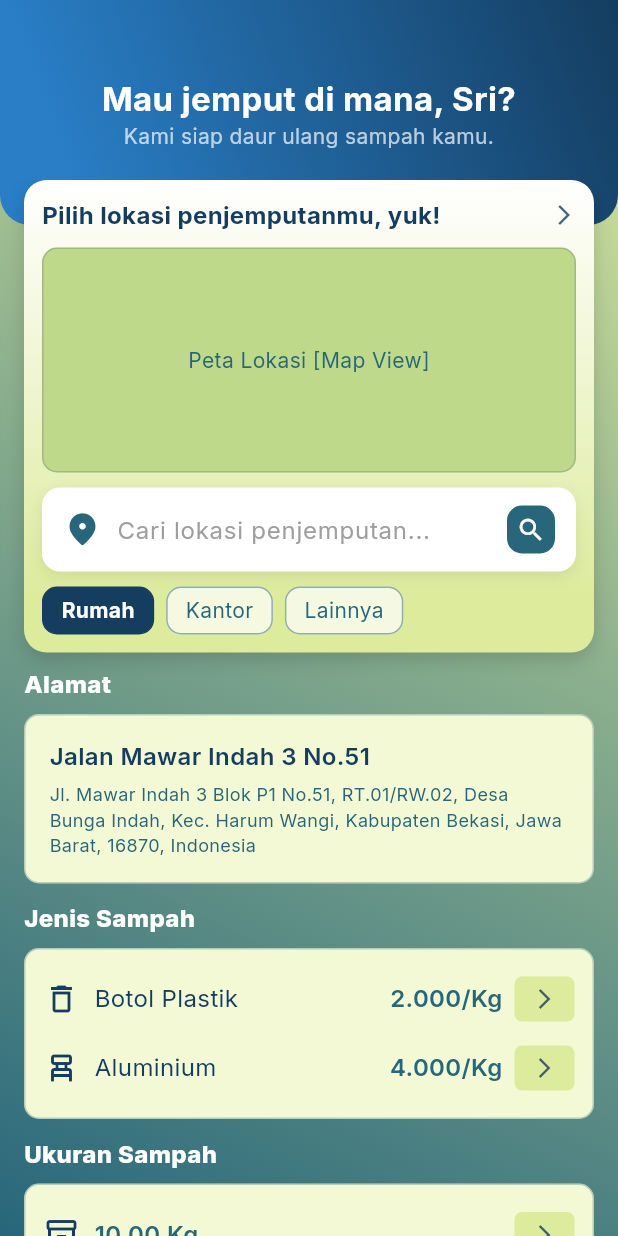
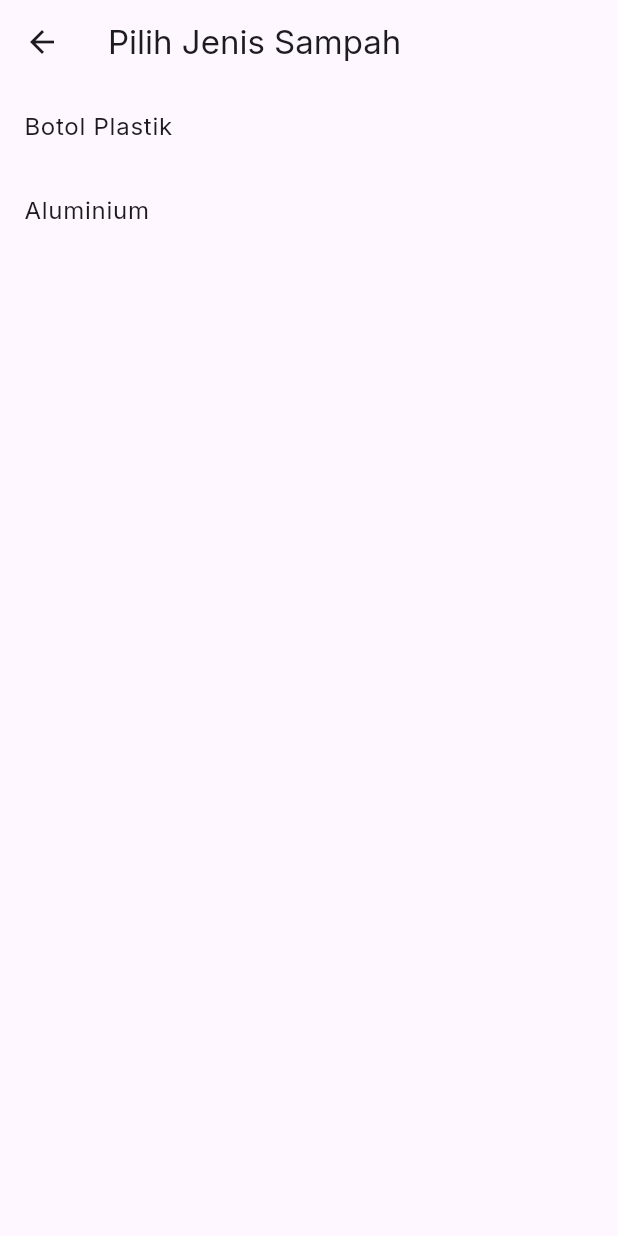
Before and after one commit to Dokii06/Hijauin, a Flutter app: the SetorSampahPage screen opened directly, after a tap on "Rumah", on a phone screen of 412 x 824 dp. Run offline on Flutter 3.47's test engine with Material 3 defaults, Android fonts, the phone set to English and light mode, and no system bars; our stand-ins replace font_awesome_flutter, google_fonts.

Commit message:
Tambah halaman setor sampah

```diff
--- /dev/null
+++ b/lib/pages/jenis_sampah.dart
@@ -0,0 +1,24 @@
+import 'package:flutter/material.dart';
+
+class PilihJenisSampahPage extends StatelessWidget {
+  const PilihJenisSampahPage({super.key});
+
+  @override
+  Widget build(BuildContext context) {
+    return Scaffold(
+      appBar: AppBar(title: const Text('Pilih Jenis Sampah')),
+      body: ListView(
+        children: [
+          ListTile(
+            title: const Text('Botol Plastik'),
+            onTap: () => Navigator.pop(context, 'Botol Plastik'),
+          ),
+          ListTile(
+            title: const Text('Aluminium'),
+            onTap: () => Navigator.pop(context, 'Aluminium'),
+          ),
+        ],
+      ),
+    );
+  }
+}
--- a/lib/pages/setor_sampah.dart
+++ b/lib/pages/setor_sampah.dart
@@ -1,4 +1,6 @@
 import 'package:flutter/material.dart';
+import 'edit_alamat.dart';
+import 'jenis_sampah.dart';
 
 // Warna Identitas Hijauin (disinkronkan)
 const Color primaryBlue = Color(0xFF143D60); // Biru Tua
@@ -7,7 +9,6 @@ const Color lightLime = Color(0xFFBFD98A); // Hijau Kekuningan
 const Color accentLime = Color(0xFFDDEB9D); // Hijau Muda Terang
 const Color backgroundLight = Color(0xFFF7F7F7); // Warna latar belakang kartu
 const Color lightGreenCard = Color(0xFFF2F9D4); // Warna latar belakang kartu
-// Warna Biru Aksen di Header (dari stops 0.88)
 const Color headerAccentBlue = Color(0xFF297EC6);
 
 class SetorSampahPage extends StatefulWidget {
@@ -20,6 +21,10 @@ class SetorSampahPage extends StatefulWidget {
 class _SetorSampahPageState extends State<SetorSampahPage> {
   // State Placeholder
   String selectedAddressType = 'Rumah';
+  String alamat = 'Jl. Merpati No. 45, Jakarta';
+  bool alamatTerisi = false;
+  bool jenisTerisi = false;
+  bool beratTerisi = false;
   // Data dummy untuk Detail Item
   final List<Map<String, dynamic>> trashItems = [
     {
@@ -96,35 +101,29 @@ class _SetorSampahPageState extends State<SetorSampahPage> {
                     const SizedBox(height: 12),
 
                     // --- 4. DETAIL SETORAN ---
-                    _buildSectionTitle('Detail Setoran'),
                     _buildDetailSummary(trashItems, trashSizes, totalPoin),
 
                     const SizedBox(height: 20),
 
-                    // Tombol Cari Kurir (Lebar Penuh dengan Gaya Baru)
-                    Container(
-                      // Menghilangkan 'mainAxisAlignment' yang tidak valid di Container
-                      width: double
-                          .infinity, // Mengganti width: 365 agar responsif
-                      height: 55, // Tinggi tombol
-                      // Menggunakan 'Center' jika Anda ingin Container ini diposisikan di tengah
-                      // Namun, karena tombol di dalam Container sudah menggunakan width: infinity,
-                      // tombol sudah mengambil lebar penuh. Center tidak diperlukan kecuali
-                      // Container ini berada di parent yang alignmentnya non-start.
-                      // Karena tombol ini sudah di dalam Align(Alignment.bottomCenter) parent, kita hanya perlu Container.
+                    // --- 5. TOMBOL CARI KURIR ---
+                    Padding(
+                      padding: const EdgeInsets.symmetric(horizontal: 16),
+                      child: Container(
+                        width: double.infinity,
+                        height: 55,
                         child: ElevatedButton(
-                        onPressed: () {
-                          // Navigasi ke halaman Cari Kurir (misalnya: CariKurirPage)
-                          // Navigator.push(context, MaterialPageRoute(builder: (_) => const CariKurirPage()));
-                        },
+                          onPressed:
+                              (alamatTerisi && jenisTerisi && beratTerisi)
+                              ? () {
+                                  print("Cari Kurir Aktif!");
+                                }
+                              : null,
                           style: ElevatedButton.styleFrom(
                             backgroundColor: primaryBlue,
                             elevation: 6,
-                          // Menggunakan radius yang lebih besar (12) untuk sudut melengkung
                             shape: RoundedRectangleBorder(
                               borderRadius: BorderRadius.circular(12),
                             ),
-                          // Padding diatur melalui Container height, tidak perlu di styleFrom
                           ),
                           child: const Text(
                             'Cari Kurir',
@@ -136,10 +135,9 @@ class _SetorSampahPageState extends State<SetorSampahPage> {
                           ),
                         ),
                       ),
+                    ),
 
-                    const SizedBox(
-                      height: 140,
-                    ), // Padding untuk tombol di bawah
+                    const SizedBox(height: 140),
                   ],
                 ),
               ),
@@ -329,10 +327,17 @@ class _SetorSampahPageState extends State<SetorSampahPage> {
   Widget _buildTypeButton(String label) {
     bool isSelected = selectedAddressType == label;
     return GestureDetector(
-      onTap: () {
+      onTap: () async {
+        final result = await Navigator.push(
+          context,
+          MaterialPageRoute(builder: (_) => const PilihJenisSampahPage()),
+        );
+
+        if (result != null) {
           setState(() {
-          selectedAddressType = label;
+            jenisTerisi = true;
           });
+        }
       },
       child: Container(
         padding: const EdgeInsets.symmetric(horizontal: 12, vertical: 5),
@@ -359,33 +364,40 @@ class _SetorSampahPageState extends State<SetorSampahPage> {
   Widget _buildAddressCard() {
     return Padding(
       padding: const EdgeInsets.symmetric(horizontal: 16.0),
+      child: GestureDetector(
+        onTap: () async {
+          final result = await Navigator.push(
+            context,
+            MaterialPageRoute(builder: (_) => const EditAlamatPage()),
+          );
+
+          if (result != null) {
+            setState(() {
+              alamat = result;
+              alamatTerisi = true;
+            });
+          }
+        },
         child: Container(
           padding: const EdgeInsets.all(16),
-        // Menggunakan warna yang lebih cerah seperti di gambar
           decoration: BoxDecoration(
             color: lightGreenCard,
             borderRadius: BorderRadius.circular(10),
             border: Border.all(color: darkTeal.withOpacity(0.3)),
           ),
-        child: const Column(
+          child: Column(
             crossAxisAlignment: CrossAxisAlignment.start,
             children: [
               Text(
-              'Jalan Mawar Indah 3 No.51',
+                alamat,
                 style: TextStyle(
                   fontSize: 16,
                   color: primaryBlue,
                   fontWeight: FontWeight.w600,
                 ),
               ),
-            SizedBox(height: 5),
-            Text(
-              'Jl. Mawar Indah 3 Blok P1 No.51, RT.01/RW.02, Desa Bunga Indah, Kec. Harum Wangi, Kabupaten Bekasi, Jawa Barat, 16870, Indonesia',
-              style: TextStyle(fontSize: 12, color: darkTeal),
-              maxLines: 3,
-              overflow: TextOverflow.ellipsis,
+            ],
           ),
-          ],
         ),
       ),
     );
@@ -499,7 +511,6 @@ class _SetorSampahPageState extends State<SetorSampahPage> {
     List<Map<String, dynamic>> sizes,
     int totalPoin,
   ) {
-    // Gabungkan item dan ukurannya untuk rincian
     final rincian = [
       {
         'name': 'Botol Plastik',
@@ -523,8 +534,21 @@ class _SetorSampahPageState extends State<SetorSampahPage> {
           border: Border.all(color: darkTeal.withOpacity(0.3)),
         ),
         child: Column(
+          crossAxisAlignment: CrossAxisAlignment.start,
           children: [
-            // Rincian Item dan Harga
+            const Padding(
+              padding: EdgeInsets.only(bottom: 8.0),
+              child: Text(
+                'Detail Setoran',
+                style: TextStyle(
+                  fontSize: 18,
+                  color: primaryBlue,
+                  fontWeight: FontWeight.w900,
+                ),
+              ),
+            ),
+
+            // ✅ RINCIAN ITEM
             ...rincian.map(
               (r) => Padding(
                 padding: const EdgeInsets.symmetric(vertical: 4.0),
@@ -533,26 +557,32 @@ class _SetorSampahPageState extends State<SetorSampahPage> {
                   children: [
                     Text(
                       '${r['name']} ${r['quantity']} Kg',
-                      style: const TextStyle(fontSize: 16, color: darkTeal),
+                      style: const TextStyle(
+                        fontSize: 16,
+                        fontWeight: FontWeight.w800,
+                        color: darkTeal,
+                      ),
                     ),
                     Text(
                       r['price'].toString(),
-                      style: const TextStyle(fontSize: 16, color: darkTeal),
+                      style: const TextStyle(
+                        fontSize: 16,
+                        fontWeight: FontWeight.w800,
+                        color: darkTeal,
+                      ),
                     ),
                   ],
                 ),
               ),
             ),
 
-            const SizedBox(height: 10),
-            const Divider(height: 1, color: darkTeal),
-            const SizedBox(height: 10),
+            const SizedBox(height: 20),
 
-            // Total Poin
+            // ✅ TOTAL POIN
             Container(
               padding: const EdgeInsets.symmetric(vertical: 8.0),
               decoration: BoxDecoration(
-                color: lightLime,
+                color: lightLime, // ✅ WARNA ASLI TIDAK DIUBAH
                 borderRadius: BorderRadius.circular(8),
               ),
               child: Padding(
@@ -565,7 +595,7 @@ class _SetorSampahPageState extends State<SetorSampahPage> {
                       style: TextStyle(
                         fontSize: 18,
                         color: primaryBlue,
-                        fontWeight: FontWeight.bold,
+                        fontWeight: FontWeight.w900,
                       ),
                     ),
                     Text(
@@ -573,7 +603,7 @@ class _SetorSampahPageState extends State<SetorSampahPage> {
                       style: const TextStyle(
                         fontSize: 18,
                         color: primaryBlue,
-                        fontWeight: FontWeight.bold,
+                        fontWeight: FontWeight.w900,
                       ),
                     ),
                   ],
```
Also changed, not shown: lib/pages/edit_alamat.dart (added, +37 -0 lines), lib/pages/input_berat_sampah.dart (added, +38 -0 lines). Lines whose indentation alone changed are shown as unchanged.
